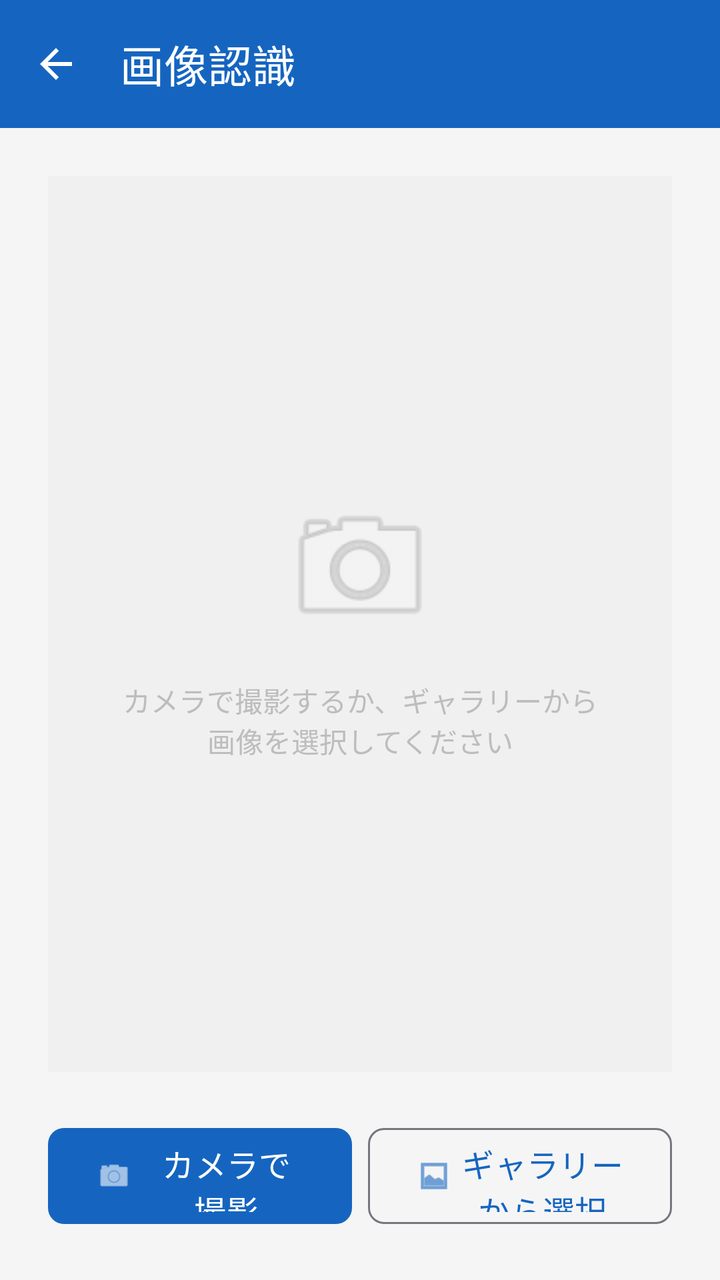
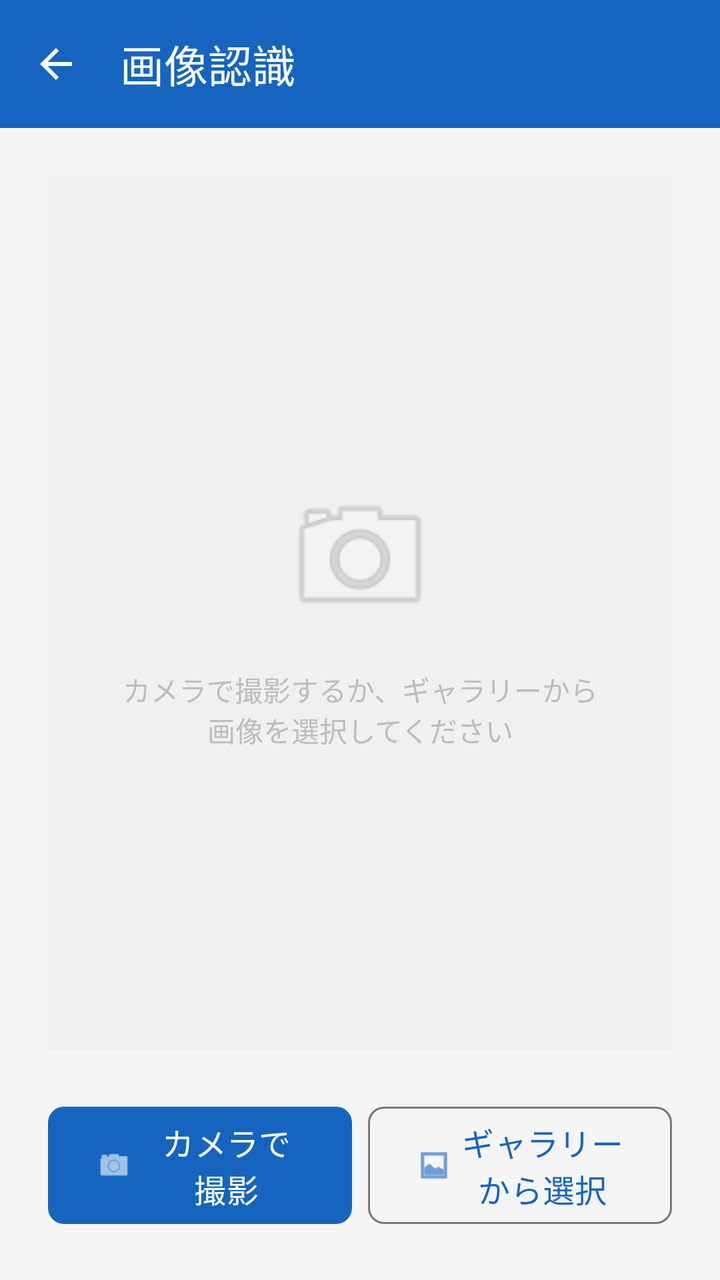

Compare the two renders of this Android layout. The source of the first and the diff that turns it into the second are given below.
<!-- AndroidManifest.xml: application theme Theme.CrossVisionF -->
<!-- res/layout/activity_recognize.xml -->
<?xml version="1.0" encoding="utf-8"?>
<LinearLayout
    xmlns:android="http://schemas.android.com/apk/res/android"
    xmlns:app="http://schemas.android.com/apk/res-auto"
    android:layout_width="match_parent"
    android:layout_height="match_parent"
    android:orientation="vertical"
    android:background="@color/background">

    
    <com.google.android.material.appbar.MaterialToolbar
        android:id="@+id/toolbar"
        style="@style/ToolbarStyle"
        android:layout_width="match_parent"
        android:layout_height="?attr/actionBarSize"
        app:title="@string/recognize_title"
        app:navigationIcon="@drawable/ic_arrow_back" />

    
    <LinearLayout
        android:layout_width="match_parent"
        android:layout_height="0dp"
        android:layout_weight="1"
        android:orientation="vertical"
        android:gravity="center"
        android:padding="@dimen/spacing_lg">

        
        <FrameLayout
            android:id="@+id/cardImagePreview"
            android:layout_width="match_parent"
            android:layout_height="0dp"
            android:layout_weight="1"
            android:layout_marginBottom="@dimen/spacing_lg">

            
            <ImageView
                android:id="@+id/ivPreview"
                android:layout_width="match_parent"
                android:layout_height="match_parent"
                android:scaleType="fitCenter"
                android:visibility="gone"
                android:contentDescription="撮影画像プレビュー" />

            
            <LinearLayout
                android:id="@+id/placeholderLayout"
                android:layout_width="match_parent"
                android:layout_height="match_parent"
                android:orientation="vertical"
                android:gravity="center"
                android:background="#F0F0F0">

                <ImageView
                    android:layout_width="80dp"
                    android:layout_height="80dp"
                    android:src="@android:drawable/ic_menu_camera"
                    android:alpha="0.3"
                    android:contentDescription="カメラアイコン" />

                <TextView
                    android:layout_width="wrap_content"
                    android:layout_height="wrap_content"
                    android:text="@string/recognize_instruction"
                    android:textSize="@dimen/text_caption"
                    android:textColor="@color/text_hint"
                    android:textAlignment="center"
                    android:layout_marginTop="@dimen/spacing_md"
                    android:layout_marginHorizontal="@dimen/spacing_xl" />

            </LinearLayout>
        </FrameLayout>
        
        <LinearLayout
            android:id="@+id/rotationLayout"
            android:layout_width="match_parent"
            android:layout_height="wrap_content"
            android:orientation="horizontal"
            android:gravity="center"
            android:visibility="gone"
            android:layout_marginBottom="@dimen/spacing_sm">

            <com.google.android.material.button.MaterialButton
                android:id="@+id/btnRotateLeft"
                style="@style/SecondaryButton"
                android:layout_width="0dp"
                android:layout_height="wrap_content"
                android:layout_weight="1"
                android:text="↺ 左90°"
                android:layout_marginEnd="@dimen/spacing_sm" />

            <com.google.android.material.button.MaterialButton
                android:id="@+id/btnRotateRight"
                style="@style/SecondaryButton"
                android:layout_width="0dp"
                android:layout_height="wrap_content"
                android:layout_weight="1"
                android:text="↻ 右90°" />

        </LinearLayout>

        
        <LinearLayout
            android:layout_width="match_parent"
            android:layout_height="wrap_content"
            android:orientation="horizontal">

            <com.google.android.material.button.MaterialButton
                android:id="@+id/btnCamera"
                style="@style/PrimaryButton"
                android:layout_width="0dp"
                android:layout_height="@dimen/button_height_large"
                android:layout_weight="1"
                android:text="@string/btn_camera"
                app:icon="@android:drawable/ic_menu_camera"
                android:layout_marginEnd="@dimen/spacing_sm" />

            <com.google.android.material.button.MaterialButton
                android:id="@+id/btnGallery"
                style="@style/SecondaryButton"
                android:layout_width="0dp"
                android:layout_height="@dimen/button_height_large"
                android:layout_weight="1"
                android:text="@string/btn_gallery"
                app:icon="@android:drawable/ic_menu_gallery" />

        </LinearLayout>

        
        <com.google.android.material.button.MaterialButton
            android:id="@+id/btnRecognize"
            style="@style/PrimaryButton"
            android:layout_width="match_parent"
            android:layout_height="@dimen/button_height_large"
            android:text="文字を認識する"
            android:visibility="gone"
            android:layout_marginTop="@dimen/spacing_md"
            app:backgroundTint="@color/secondary" />

    </LinearLayout>

    
    <com.google.android.material.progressindicator.LinearProgressIndicator
        android:id="@+id/progressRecognize"
        android:layout_width="match_parent"
        android:layout_height="wrap_content"
        android:indeterminate="true"
        android:visibility="gone" />

</LinearLayout>
<!-- resources referenced by this layout -->
<resources>
  <color name="background">#F5F5F5</color>
  <color name="secondary">#FF6F00</color>
  <color name="text_hint">#BDBDBD</color>
  <dimen name="button_height_large">56dp</dimen>
  <dimen name="spacing_lg">24dp</dimen>
  <dimen name="spacing_md">16dp</dimen>
  <dimen name="spacing_sm">8dp</dimen>
  <dimen name="spacing_xl">32dp</dimen>
  <dimen name="text_caption">14sp</dimen>
  <!-- drawable ic_arrow_back (drawable) -->
  <?xml version="1.0" encoding="utf-8"?>
  <vector xmlns:android="http://schemas.android.com/apk/res/android"
      android:width="24dp"
      android:height="24dp"
      android:viewportWidth="24"
      android:viewportHeight="24"
      android:tint="?attr/colorOnPrimary">
      <path
          android:fillColor="@android:color/white"
          android:pathData="M20,11H7.83l5.59,-5.59L12,4l-8,8 8,8 1.41,-1.41L7.83,13H20v-2z"/>
  </vector>
  <string name="btn_camera">カメラで撮影</string>
  <string name="btn_gallery">ギャラリーから選択</string>
  <string name="recognize_instruction">カメラで撮影するか、ギャラリーから画像を選択してください</string>
  <string name="recognize_title">画像認識</string>
  <style name="PrimaryButton" parent="Widget.Material3.Button">
          <item name="android:textSize">16sp</item>
          <item name="android:textAllCaps">false</item>
          <item name="cornerRadius">8dp</item>
      </style>
  <style name="SecondaryButton" parent="Widget.Material3.Button.OutlinedButton">
          <item name="android:textSize">16sp</item>
          <item name="android:textAllCaps">false</item>
          <item name="cornerRadius">8dp</item>
      </style>
  <style name="ToolbarStyle" parent="Widget.Material3.Toolbar">
          <item name="android:background">@color/primary</item>
          <item name="titleTextColor">@color/on_primary</item>
          <item name="navigationIconTint">@color/on_primary</item>
      </style>
  <style name="Theme.CrossVisionF" parent="Theme.Material3.Light.NoActionBar">
          <item name="colorPrimary">@color/primary</item>
          <item name="colorPrimaryDark">@color/primary_dark</item>
          <item name="colorOnPrimary">@color/on_primary</item>
          <item name="colorSecondary">@color/secondary</item>
          <item name="colorOnSecondary">@color/on_secondary</item>
          <item name="android:colorBackground">@color/background</item>
          <item name="colorSurface">@color/surface</item>
          <item name="colorOnSurface">@color/on_surface</item>
          <item name="colorError">@color/error</item>
          <item name="android:statusBarColor">@color/primary_dark</item>
      </style>
  <color name="primary">#1565C0</color>
  <color name="on_primary">#FFFFFF</color>
  <color name="primary_dark">#0D47A1</color>
  <color name="on_secondary">#FFFFFF</color>
  <color name="surface">#FFFFFF</color>
  <color name="on_surface">#212121</color>
  <color name="error">#C62828</color>
</resources>

<!-- the commit's change to res/layout/activity_recognize.xml (unified diff, before → after) -->
@@ -109,9 +109,11 @@
                 android:id="@+id/btnCamera"
                 style="@style/PrimaryButton"
                 android:layout_width="0dp"
-                android:layout_height="@dimen/button_height_large"
+                android:layout_height="wrap_content"
                 android:layout_weight="1"
                 android:text="@string/btn_camera"
+                android:minHeight="@dimen/button_height_large"
+                android:lines="2"
                 app:icon="@android:drawable/ic_menu_camera"
                 android:layout_marginEnd="@dimen/spacing_sm" />
 
@@ -119,9 +121,11 @@
                 android:id="@+id/btnGallery"
                 style="@style/SecondaryButton"
                 android:layout_width="0dp"
-                android:layout_height="@dimen/button_height_large"
+                android:layout_height="wrap_content"
                 android:layout_weight="1"
                 android:text="@string/btn_gallery"
+                android:minHeight="@dimen/button_height_large"
+                android:lines="2"
                 app:icon="@android:drawable/ic_menu_gallery" />
 
         </LinearLayout>
